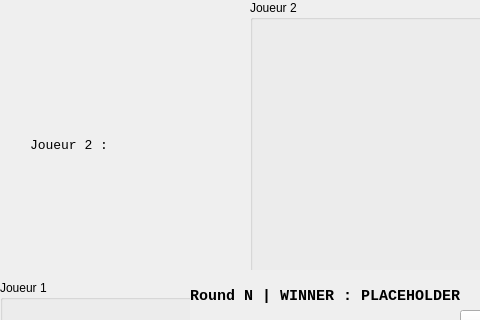
First picture: the form in Jeu_De_Cartes/Code/Jeu_Cartes-Integration_Reseau/UIs/cartesJeux_ui-Player1.ui, repository LiamB72/MainProjects, before the edit; both pictures show x 0 to 480 and y 0 to 320 of the 709 by 584 pixel window.
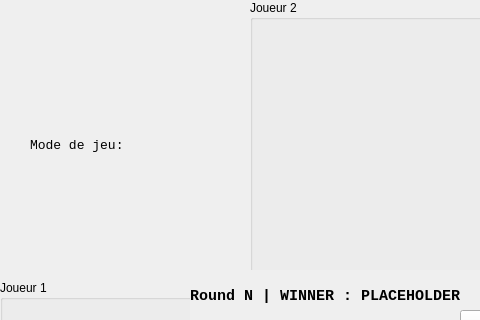
Second picture: the form after the edit. Icons and pictures are not drawn.

Patch:
```diff
--- a/Jeu_De_Cartes/Code/Jeu_Cartes-Integration_Reseau/UIs/cartesJeux_ui-Player1.ui
+++ b/Jeu_De_Cartes/Code/Jeu_Cartes-Integration_Reseau/UIs/cartesJeux_ui-Player1.ui
@@ -352,7 +352,7 @@
      </font>
     </property>
     <property name="text">
-     <string>Joueur 2 :</string>
+     <string>Mode de jeu: </string>
     </property>
    </widget>
    <widget class="QPushButton" name="showPossibleCards">
```
Left out of the diff: 2 changed lines with no effect on the pictures.
